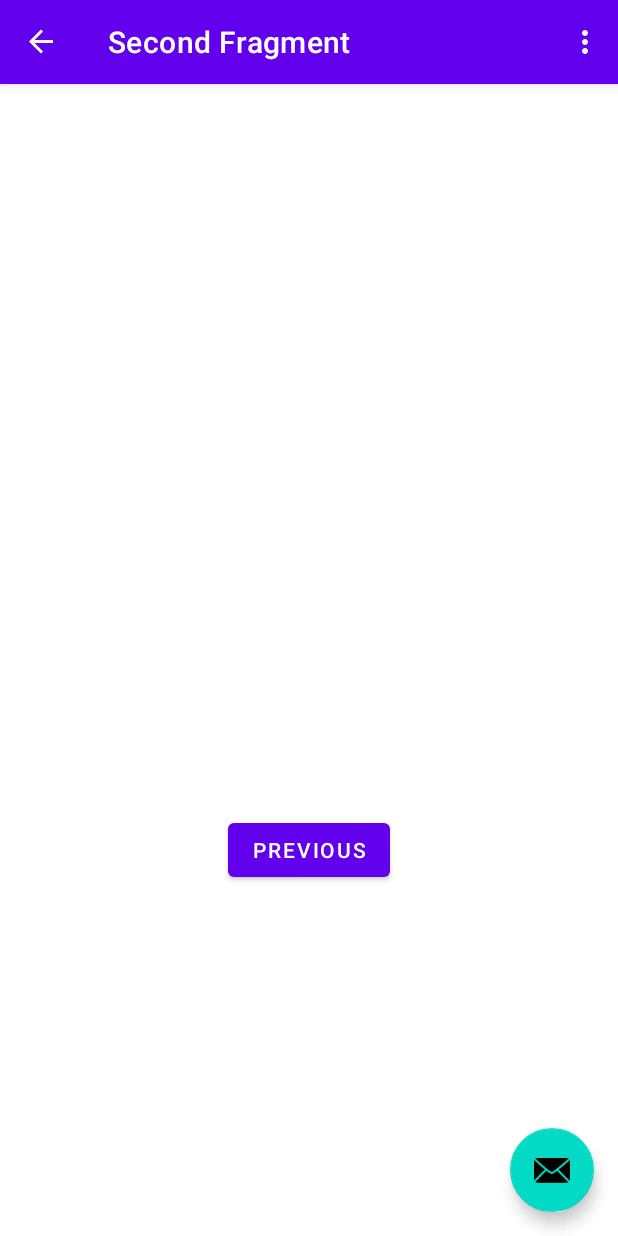
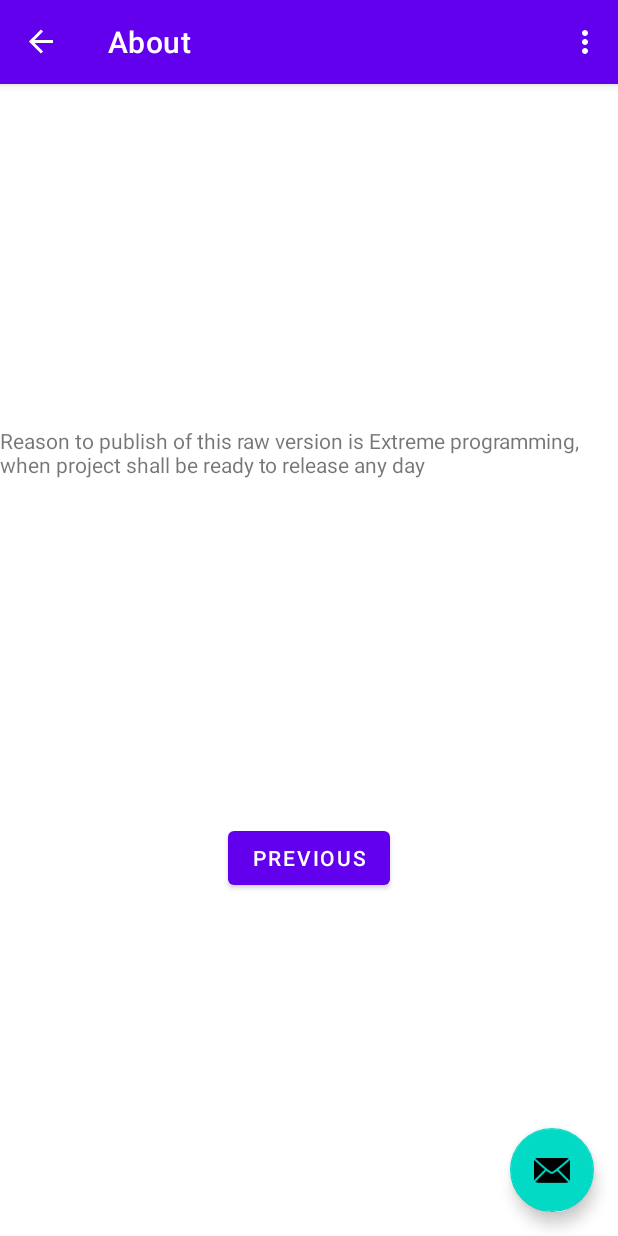
Before and after one commit to Igorpi25/Bumblebee, an Android app: the AboutFragment screen opened through its navigation route, on a phone screen of 412 x 824 dp. Run offline under Robolectric (Android 15) with nearby library versions, the phone set to English and light mode, and no system bars; our stand-ins replace navigation-ui.

Commit message:
rename fragments, strings, navs

```diff
--- a/app/src/main/java/com/igorpi25/bumblebee/SecondFragment.kt
+++ b/app/src/main/java/com/igorpi25/bumblebee/AboutFragment.kt
@@ -6,14 +6,14 @@ import android.view.LayoutInflater
 import android.view.View
 import android.view.ViewGroup
 import androidx.navigation.fragment.findNavController
-import com.igorpi25.bumblebee.databinding.FragmentSecondBinding
+import com.igorpi25.bumblebee.databinding.FragmentAboutBinding
 
 /**
  * A simple [Fragment] subclass as the second destination in the navigation.
  */
-class SecondFragment : Fragment() {
+class AboutFragment : Fragment() {
 
-    private var _binding: FragmentSecondBinding? = null
+    private var _binding: FragmentAboutBinding? = null
 
     // This property is only valid between onCreateView and
     // onDestroyView.
@@ -22,9 +22,9 @@ class SecondFragment : Fragment() {
     override fun onCreateView(
             inflater: LayoutInflater, container: ViewGroup?,
             savedInstanceState: Bundle?
-    ): View? {
+    ): View {
 
-        _binding = FragmentSecondBinding.inflate(inflater, container, false)
+        _binding = FragmentAboutBinding.inflate(inflater, container, false)
         return binding.root
 
     }
@@ -33,7 +33,7 @@ class SecondFragment : Fragment() {
         super.onViewCreated(view, savedInstanceState)
 
         binding.buttonSecond.setOnClickListener {
-            findNavController().navigate(R.id.action_SecondFragment_to_FirstFragment)
+            findNavController().navigate(R.id.action_AboutFragment_to_VersionFragment)
         }
     }
 
--- a/app/src/main/java/com/igorpi25/bumblebee/FirstFragment.kt
+++ b/app/src/main/java/com/igorpi25/bumblebee/VersionFragment.kt
@@ -6,14 +6,14 @@ import android.view.LayoutInflater
 import android.view.View
 import android.view.ViewGroup
 import androidx.navigation.fragment.findNavController
-import com.igorpi25.bumblebee.databinding.FragmentFirstBinding
+import com.igorpi25.bumblebee.databinding.FragmentVersionBinding
 
 /**
  * A simple [Fragment] subclass as the default destination in the navigation.
  */
-class FirstFragment : Fragment() {
+class VersionFragment : Fragment() {
 
-    private var _binding: FragmentFirstBinding? = null
+    private var _binding: FragmentVersionBinding? = null
 
     // This property is only valid between onCreateView and
     // onDestroyView.
@@ -22,9 +22,9 @@ class FirstFragment : Fragment() {
     override fun onCreateView(
             inflater: LayoutInflater, container: ViewGroup?,
             savedInstanceState: Bundle?
-    ): View? {
+    ): View {
 
-        _binding = FragmentFirstBinding.inflate(inflater, container, false)
+        _binding = FragmentVersionBinding.inflate(inflater, container, false)
         return binding.root
 
     }
@@ -33,7 +33,7 @@ class FirstFragment : Fragment() {
         super.onViewCreated(view, savedInstanceState)
 
         binding.buttonFirst.setOnClickListener {
-            findNavController().navigate(R.id.action_FirstFragment_to_SecondFragment)
+            findNavController().navigate(R.id.action_VersionFragment_to_AboutFragment)
         }
     }
 
--- a/app/src/main/res/layout/fragment_second.xml
+++ b/app/src/main/res/layout/fragment_about.xml
@@ -4,12 +4,13 @@
     xmlns:tools="http://schemas.android.com/tools"
     android:layout_width="match_parent"
     android:layout_height="match_parent"
-    tools:context=".SecondFragment">
+    tools:context=".AboutFragment">
 
     <TextView
         android:id="@+id/textview_second"
         android:layout_width="wrap_content"
         android:layout_height="wrap_content"
+        android:text="@string/about_text"
         app:layout_constraintBottom_toTopOf="@id/button_second"
         app:layout_constraintEnd_toEndOf="parent"
         app:layout_constraintStart_toStartOf="parent"
--- a/app/src/main/res/layout/fragment_first.xml
+++ b/app/src/main/res/layout/fragment_version.xml
@@ -4,13 +4,13 @@
     xmlns:tools="http://schemas.android.com/tools"
     android:layout_width="match_parent"
     android:layout_height="match_parent"
-    tools:context=".FirstFragment">
+    tools:context=".VersionFragment">
 
     <TextView
         android:id="@+id/textview_first"
         android:layout_width="wrap_content"
         android:layout_height="wrap_content"
-        android:text="@string/hello_first_fragment"
+        android:text="@string/mock_version"
         app:layout_constraintBottom_toTopOf="@id/button_first"
         app:layout_constraintEnd_toEndOf="parent"
         app:layout_constraintStart_toStartOf="parent"
--- a/app/src/main/res/navigation/nav_graph.xml
+++ b/app/src/main/res/navigation/nav_graph.xml
@@ -3,26 +3,26 @@
     xmlns:app="http://schemas.android.com/apk/res-auto"
     xmlns:tools="http://schemas.android.com/tools"
     android:id="@+id/nav_graph"
-    app:startDestination="@id/FirstFragment">
+    app:startDestination="@id/VersionFragment">
 
     <fragment
-        android:id="@+id/FirstFragment"
-        android:name="com.igorpi25.bumblebee.FirstFragment"
-        android:label="@string/first_fragment_label"
-        tools:layout="@layout/fragment_first">
+        android:id="@+id/VersionFragment"
+        android:name="com.igorpi25.bumblebee.VersionFragment"
+        android:label="@string/version_fragment_label"
+        tools:layout="@layout/fragment_version">
 
         <action
-            android:id="@+id/action_FirstFragment_to_SecondFragment"
-            app:destination="@id/SecondFragment" />
+            android:id="@+id/action_VersionFragment_to_AboutFragment"
+            app:destination="@id/AboutFragment" />
     </fragment>
     <fragment
-        android:id="@+id/SecondFragment"
-        android:name="com.igorpi25.bumblebee.SecondFragment"
-        android:label="@string/second_fragment_label"
-        tools:layout="@layout/fragment_second">
+        android:id="@+id/AboutFragment"
+        android:name="com.igorpi25.bumblebee.AboutFragment"
+        android:label="@string/about_fragment_label"
+        tools:layout="@layout/fragment_about">
 
         <action
-            android:id="@+id/action_SecondFragment_to_FirstFragment"
-            app:destination="@id/FirstFragment" />
+            android:id="@+id/action_AboutFragment_to_VersionFragment"
+            app:destination="@id/VersionFragment" />
     </fragment>
 </navigation>
--- a/app/src/main/res/values/strings.xml
+++ b/app/src/main/res/values/strings.xml
@@ -2,11 +2,11 @@
     <string name="app_name">Bumblebee</string>
     <string name="action_settings">Settings</string>
     <!-- Strings used for fragments for navigation -->
-    <string name="first_fragment_label">First Fragment</string>
-    <string name="second_fragment_label">Second Fragment</string>
+    <string name="version_fragment_label">Version</string>
+    <string name="about_fragment_label">About</string>
     <string name="next">Next</string>
     <string name="previous">Previous</string>
 
-    <string name="hello_first_fragment">Hello first fragment</string>
-    <string name="hello_second_fragment">Hello second fragment. Arg: %1$s</string>
+    <string name="mock_version">0.0.1</string>
+    <string name="about_text">Reason to publish of this raw version is Extreme programming, when project shall be ready to release any day </string>
 </resources>
```
